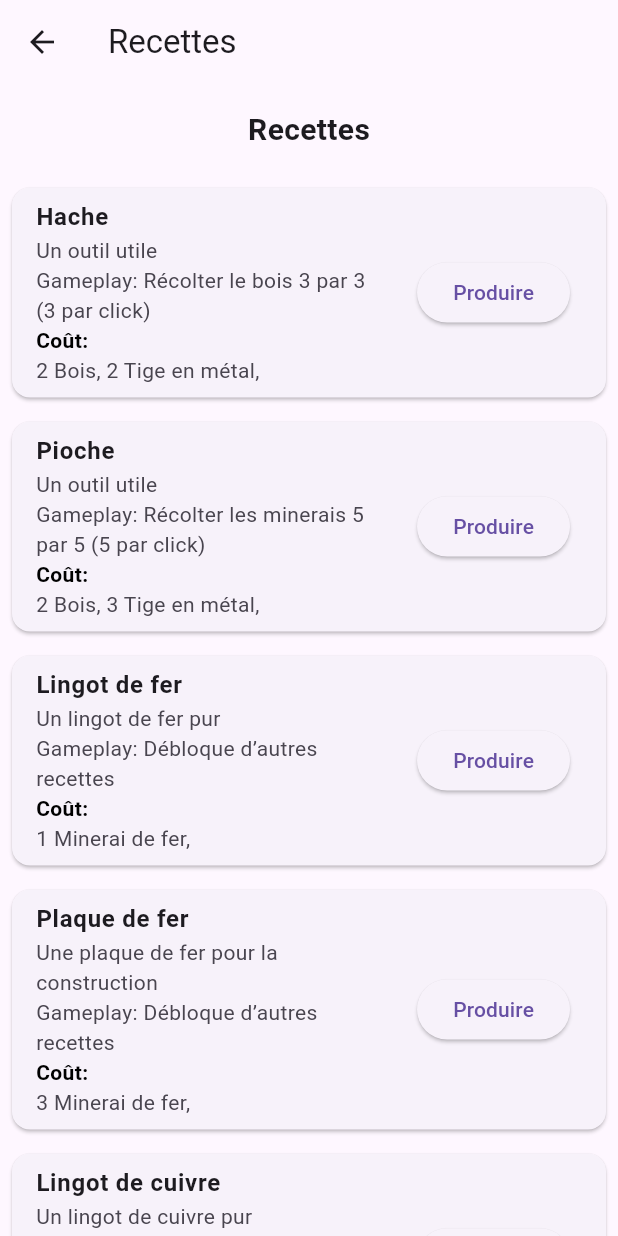
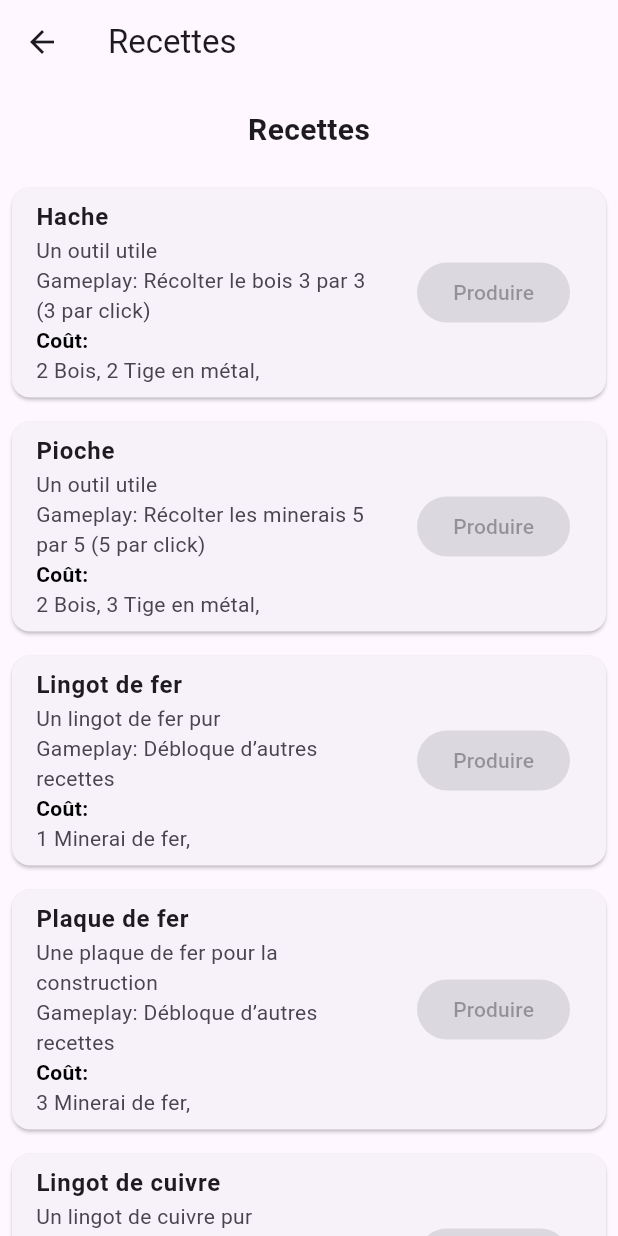
Before and after one commit to flols/dev_natif, a Flutter app: the RecettePage screen opened directly, on a phone screen of 412 x 824 dp. Run offline on Flutter 3.47's test engine with Material 3 defaults, Android fonts, the phone set to English and light mode, and no system bars.

Commit message:
Disable 'Produce' button when resources are insufficient

```diff
--- a/lib/main.dart
+++ b/lib/main.dart
@@ -43,9 +43,7 @@ class HomePage extends StatelessWidget {
               Navigator.push(
                 context,
                 MaterialPageRoute(
-                    builder: (context) => const InventairePage(
-                          itemsProduits: [],
-                        )),
+                    builder: (context) => const InventairePage(itemsProduits: [],)),
               );
             },
             icon: const Icon(Icons.backpack),
--- a/lib/models/recette.dart
+++ b/lib/models/recette.dart
@@ -1,3 +1,4 @@
+import 'package:flutter/material.dart';
 import '../models/ressource.dart';
 
 class Recette {
@@ -16,4 +17,23 @@ class Recette {
   });
 
   get quantiteProduite => null;
+
+  bool areResourcesAvailable(List<Ressource> ressources) {
+    for (var ressourceQuantite in cout) {
+      var ressource = ressources.firstWhere(
+        (r) => r.nom == ressourceQuantite.nom,
+        orElse: () => Ressource(
+          nom: '',
+          couleur: Colors.transparent,
+          description: '',
+          quantite: 0,
+        ),
+      );
+
+      if (ressource.quantite < ressourceQuantite.quantite) {
+        return false;
+      }
+    }
+    return true;
+  }
 }
--- a/lib/pages/recette_page.dart
+++ b/lib/pages/recette_page.dart
@@ -116,9 +116,16 @@ class _RecetteWidgetState extends State<RecetteWidget> {
           children: [
             const SizedBox(width: 16),
             ElevatedButton(
-              onPressed: () {
-                widget.onProduireObjet(widget.recette);
-              },
+              onPressed: widget.recette.areResourcesAvailable(ressources)
+                  ? () {
+                      widget.onProduireObjet(widget.recette);
+                    }
+                  : null,
+              style: ElevatedButton.styleFrom(
+                backgroundColor: widget.recette.areResourcesAvailable(ressources)
+                    ? Colors.blue // color enable
+                    : Colors.grey, // color disable
+              ),
               child: const Text('Produire'),
             ),
           ],
```
